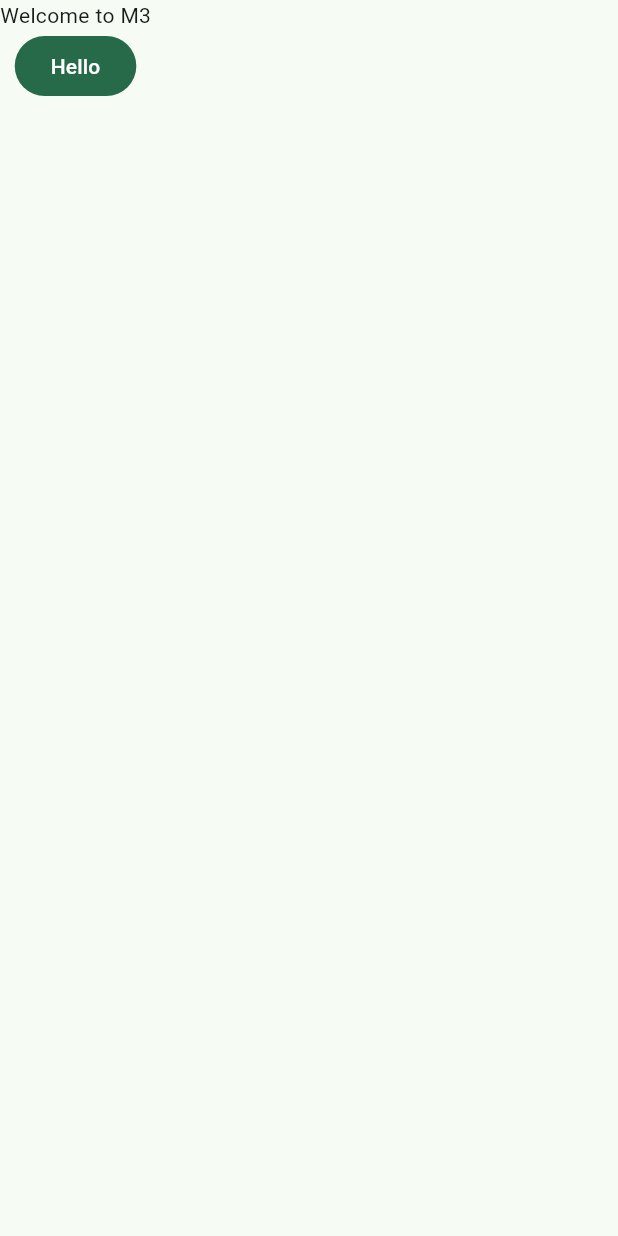
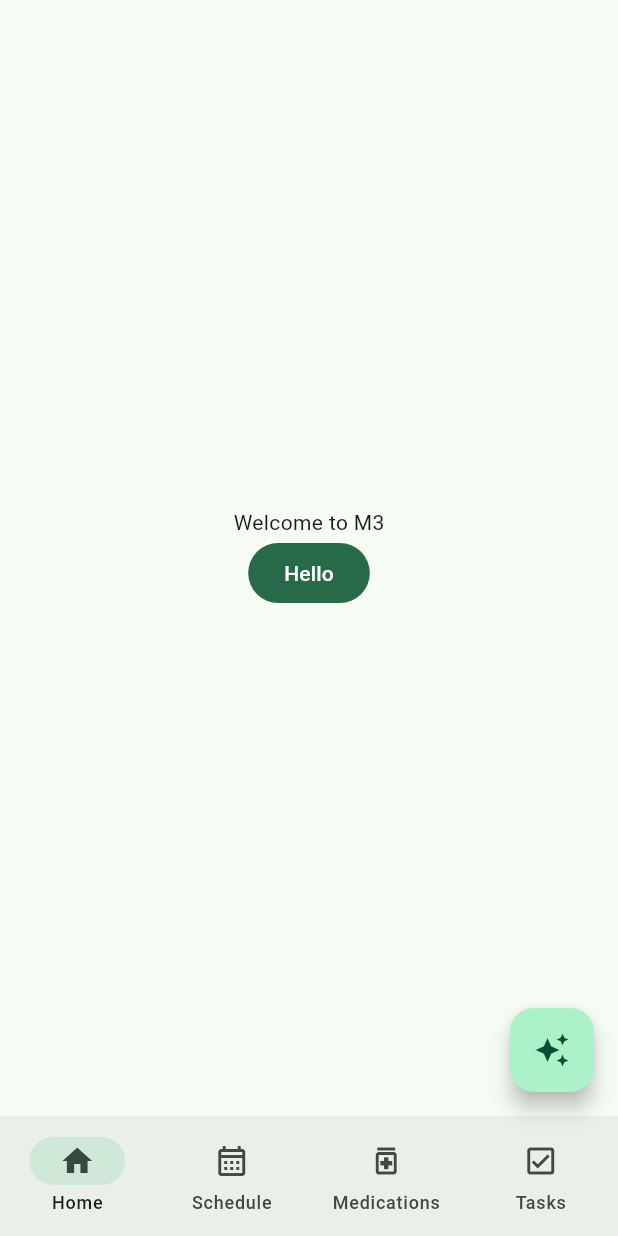
Before and after one commit to TastySleepyWatermelon/RefactoredPancake, a Flutter app: the screen it shows after launch, on a phone screen of 412 x 824 dp. Run offline on Flutter 3.47's test engine with Material 3 defaults, Android fonts, the phone set to English and light mode, and no system bars; our stand-ins replace flutter_dotenv, supabase_flutter; accounts and stored records are empty.

Commit message:
Work on the bottom navigation bar and the screens

```diff
--- a/refactored_pancake/lib/main.dart
+++ b/refactored_pancake/lib/main.dart
@@ -1,7 +1,12 @@
 import 'package:flutter/material.dart';
 import 'package:flutter_dotenv/flutter_dotenv.dart';
+import 'package:supabase_flutter/supabase_flutter.dart';
+
+import 'package:refactored_pancake/screens/assistant_screen.dart';
 import 'package:refactored_pancake/screens/home_screen.dart';
-import 'package:supabase_flutter/supabase_flutter.dart';
+import 'package:refactored_pancake/screens/medications_screen.dart';
+import 'package:refactored_pancake/screens/schedule_screen.dart';
+import 'package:refactored_pancake/screens/tasks_screen.dart';
 
 void main() async {
   await dotenv.load(fileName: '.env');
@@ -16,8 +21,22 @@ void main() async {
   runApp(const MainApp());
 }
 
-class MainApp extends StatelessWidget {
+class MainApp extends StatefulWidget {
   const MainApp({super.key});
+
+  @override
+  State<MainApp> createState() => _MainAppState();
+}
+
+class _MainAppState extends State<MainApp> {
+  static const List<Widget> _screens = [
+    HomeScreen(),
+    ScheduleScreen(),
+    MedicationsScreen(),
+    TasksScreen(),
+  ];
+
+  int _selectedIndex = 0;
 
   @override
   Widget build(BuildContext context) {
@@ -27,7 +46,54 @@ class MainApp extends StatelessWidget {
         useMaterial3: true,
       ),
       debugShowCheckedModeBanner: false,
-      home: Scaffold(body: HomeScreen()),
+      home: Builder(
+        builder: (context) {
+          return Scaffold(
+            body: _screens[_selectedIndex],
+            floatingActionButton: FloatingActionButton(
+              onPressed: () {
+                Navigator.of(context).push(
+                  MaterialPageRoute(
+                    fullscreenDialog: true,
+                    builder: (context) => const AssistantScreen(),
+                  ),
+                );
+              },
+              child: const Icon(Icons.auto_awesome),
+            ),
+            bottomNavigationBar: NavigationBar(
+              selectedIndex: _selectedIndex,
+              onDestinationSelected: (int index) {
+                setState(() {
+                  _selectedIndex = index;
+                });
+              },
+              destinations: const [
+                NavigationDestination(
+                  icon: Icon(Icons.home_outlined),
+                  selectedIcon: Icon(Icons.home),
+                  label: 'Home',
+                ),
+                NavigationDestination(
+                  icon: Icon(Icons.calendar_month_outlined),
+                  selectedIcon: Icon(Icons.calendar_month),
+                  label: 'Schedule',
+                ),
+                NavigationDestination(
+                  icon: Icon(Icons.medication_outlined),
+                  selectedIcon: Icon(Icons.medication),
+                  label: 'Medications',
+                ),
+                NavigationDestination(
+                  icon: Icon(Icons.check_box_outlined),
+                  selectedIcon: Icon(Icons.check_box),
+                  label: 'Tasks',
+                ),
+              ],
+            ),
+          );
+        },
+      ),
     );
   }
 }
--- a/refactored_pancake/lib/screens/home_screen.dart
+++ b/refactored_pancake/lib/screens/home_screen.dart
@@ -5,8 +5,9 @@ class HomeScreen extends StatelessWidget {
 
   @override
   Widget build(BuildContext context) {
-    return Scaffold(
-      body: Column(
+    return Center(
+      child: Column(
+        mainAxisAlignment: MainAxisAlignment.center,
         children: [
           Text('Welcome to M3'),
           FilledButton(onPressed: () {}, child: Text("Hello")),
```
Also changed, not shown: refactored_pancake/lib/screens/assistant_screen.dart (added, +19 -0 lines), refactored_pancake/lib/screens/medications_screen.dart (added, +12 -0 lines), refactored_pancake/lib/screens/schedule_screen.dart (added, +12 -0 lines), refactored_pancake/lib/screens/tasks_screen.dart (added, +12 -0 lines).
